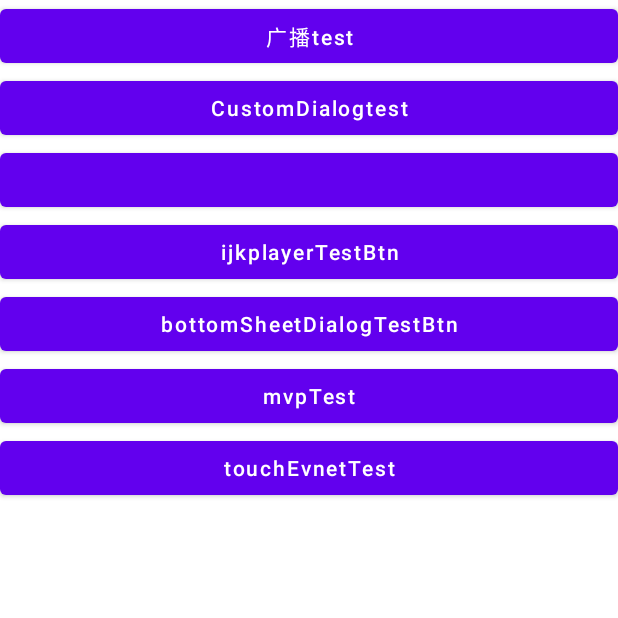
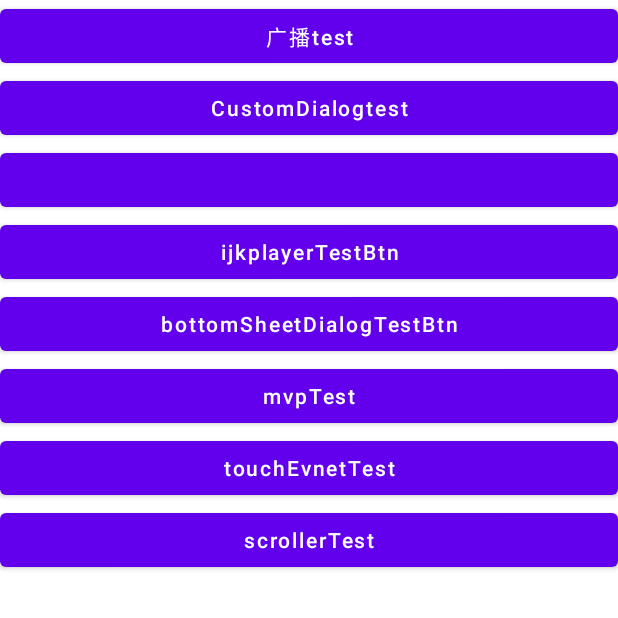
Before and after one commit to limajia/PracticesRep, an Android app: the screen it shows after launch (MainActivity), on a phone screen of 412 x 824 dp, the top half of it. Run offline under Robolectric (Android 15) with nearby library versions, the phone set to English and light mode, and no system bars.

Commit message:
添加滚动测试页面 setTranslateX和setScrollX是两个东西

```diff
--- a/app/src/main/AndroidManifest.xml
+++ b/app/src/main/AndroidManifest.xml
@@ -13,11 +13,11 @@
         android:allowBackup="true"
         android:icon="@mipmap/ic_launcher"
         android:label="@string/app_name"
+        android:requestLegacyExternalStorage="true"
         android:roundIcon="@mipmap/ic_launcher_round"
         android:supportsRtl="true"
-        android:requestLegacyExternalStorage="true"
         android:theme="@style/Theme.MaterialComponents.Light.NoActionBar">
-
+        <activity android:name=".scrollertest.ScrollerTestActivity"></activity>
         <activity android:name=".touchevent.EventActivity" />
         <activity android:name=".mvppattern.MvpActivity" />
         <activity android:name=".player.playerActivity" />
--- a/app/src/main/java/com/mlj/practicesrep/MainActivity.java
+++ b/app/src/main/java/com/mlj/practicesrep/MainActivity.java
@@ -27,11 +27,11 @@ import com.mlj.practicesrep.broadcast.BroadCastActivity;
 import com.mlj.practicesrep.customdialog.CustomDialogActivity;
 import com.mlj.practicesrep.mvppattern.MvpActivity;
 import com.mlj.practicesrep.player.playerActivity;
+import com.mlj.practicesrep.scrollertest.ScrollerTestActivity;
 import com.mlj.practicesrep.touchevent.EventActivity;
 
 import java.io.File;
 import java.io.IOException;
-import java.security.Permissions;
 
 /**
  * @author docker
@@ -138,11 +138,18 @@ public class MainActivity extends AppCompatActivity {
             startActivity(intent);
         });
         // 7 touchEvnetTest事件传递
-        View eventTest = findViewById(R.id.touchEvnetTest);
-        eventTest.setOnClickListener(view -> {
+        View eventTestBtn = findViewById(R.id.touchEvnetTest);
+        eventTestBtn.setOnClickListener(view -> {
             Intent intent = new Intent(MainActivity.this, EventActivity.class);
             startActivity(intent);
         });
+        // 8 scrollerTest 滑动帮助类理解
+        View scrollerTestBtn = findViewById(R.id.scrollerTest);
+        scrollerTestBtn.setOnClickListener(view -> {
+            Intent intent = new Intent(MainActivity.this, ScrollerTestActivity.class);
+            startActivity(intent);
+        });
+
     }
 
     /**
@@ -196,7 +203,7 @@ public class MainActivity extends AppCompatActivity {
                 requestPermissions(new String[]{Manifest.permission.WRITE_EXTERNAL_STORAGE,
                         Manifest.permission.READ_EXTERNAL_STORAGE}, 100);
             }
-        }else {
+        } else {
             ///https://www.jianshu.com/p/9155a0ff0726
             // Android 10 不能在内存根目录创建文件夹的问题 不同系统不同适配 使用不同的可访问的路径即可 不是非得是同一个目录
             String absolutePath = Environment.getExternalStorageDirectory().getAbsolutePath();
--- a/app/src/main/res/layout/activity_main.xml
+++ b/app/src/main/res/layout/activity_main.xml
@@ -52,6 +52,7 @@
         android:text="mvpTest"
         android:textAllCaps="false"
         tools:ignore="HardcodedText" />
+
     <Button
         android:id="@+id/touchEvnetTest"
         android:layout_width="match_parent"
@@ -60,4 +61,12 @@
         android:textAllCaps="false"
         tools:ignore="HardcodedText" />
 
+    <Button
+        android:id="@+id/scrollerTest"
+        android:layout_width="match_parent"
+        android:layout_height="wrap_content"
+        android:text="scrollerTest"
+        android:textAllCaps="false"
+        tools:ignore="HardcodedText" />
+
 </LinearLayout>
```
Also changed, not shown: app/src/main/java/com/mlj/practicesrep/scrollertest/CustomView.java (added, +48 -0 lines), app/src/main/java/com/mlj/practicesrep/scrollertest/CustomViewGroup.java (added, +41 -0 lines), app/src/main/java/com/mlj/practicesrep/scrollertest/ScrollerTestActivity.java (added, +38 -0 lines), app/src/main/res/layout/activity_scroller_test.xml (added, +15 -0 lines).
